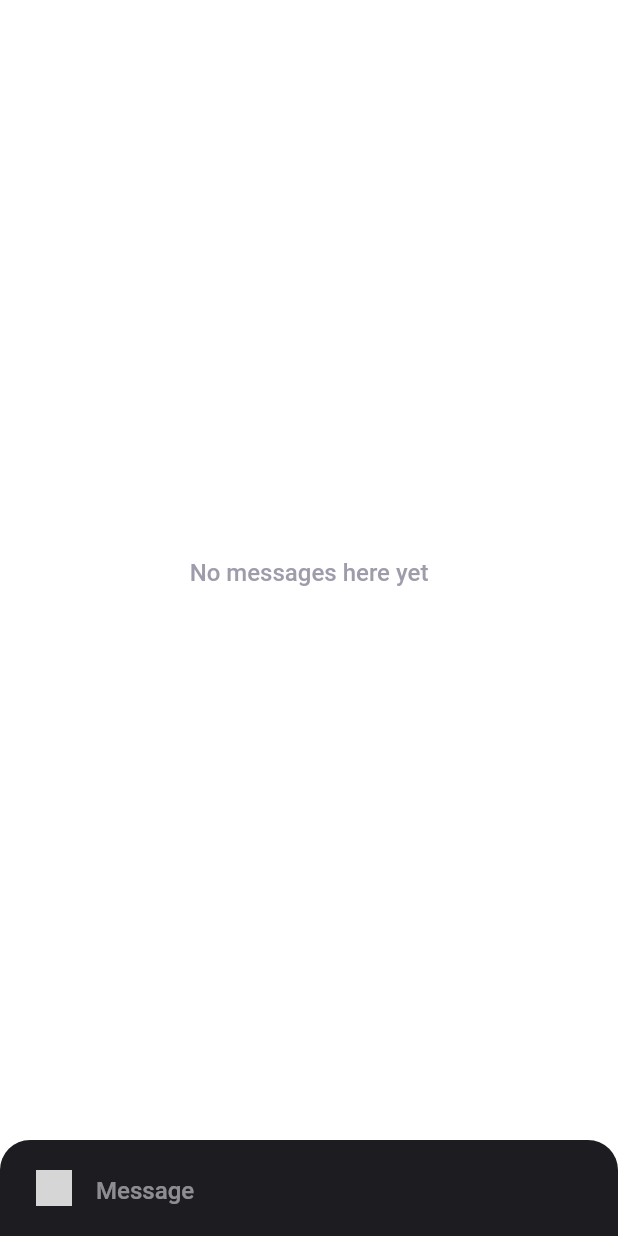
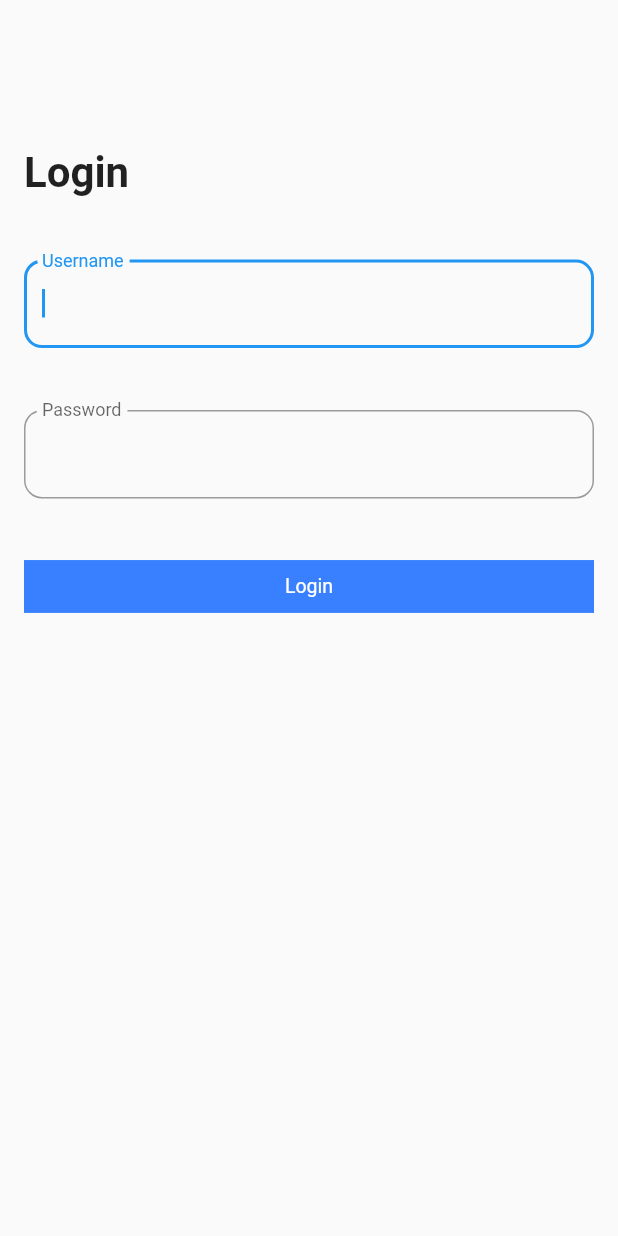
Before and after one commit to tsundata/react-native-app, a Flutter app: the screen it shows after launch, on a phone screen of 412 x 824 dp. Run offline on Flutter 3.47's test engine with Material 2 defaults, Android fonts, the phone set to English and light mode, and no system bars; drawn by our look-alikes of getwidget; our stand-ins replace file_picker, flutter_chat_types, flutter_chat_ui, image_picker, open_file; grey boxes are pictures that could not be loaded.

Commit message:
feat: login page, chat page

```diff
--- a/lib/main.dart
+++ b/lib/main.dart
@@ -1,14 +1,6 @@
-import 'dart:convert';
+import 'package:flow/screen/login.dart';
 import 'package:flutter/material.dart';
-import 'package:flutter/services.dart' show rootBundle;
-import 'package:file_picker/file_picker.dart';
-import 'package:flutter_chat_types/flutter_chat_types.dart' as types;
-import 'package:flutter_chat_ui/flutter_chat_ui.dart';
-import 'package:image_picker/image_picker.dart';
 import 'package:intl/date_symbol_data_local.dart';
-import 'package:mime/mime.dart';
-import 'package:open_file/open_file.dart';
-import 'package:uuid/uuid.dart';
 
 void main() {
   initializeDateFormatting().then((_) => runApp(const MyApp()));
@@ -20,192 +12,7 @@ class MyApp extends StatelessWidget {
   @override
   Widget build(BuildContext context) {
     return const MaterialApp(
-      home: ChatPage(),
+      home: LoginPage(),
     );
   }
 }
-
-class ChatPage extends StatefulWidget {
-  const ChatPage({Key? key}) : super(key: key);
-
-  @override
-  _ChatPageState createState() => _ChatPageState();
-}
-
-class _ChatPageState extends State<ChatPage> {
-  List<types.Message> _messages = [];
-  final _user = const types.User(id: '06c33e8b-e835-4736-80f4-63f44b66666c');
-
-  @override
-  void initState() {
-    super.initState();
-    _loadMessages();
-  }
-
-  void _addMessage(types.Message message) {
-    setState(() {
-      _messages.insert(0, message);
-    });
-  }
-
-  void _handleAtachmentPressed() {
-    showModalBottomSheet<void>(
-      context: context,
-      builder: (BuildContext context) {
-        return SafeArea(
-          child: SizedBox(
-            height: 144,
-            child: Column(
-              crossAxisAlignment: CrossAxisAlignment.stretch,
-              children: <Widget>[
-                TextButton(
-                  onPressed: () {
-                    Navigator.pop(context);
-                    _handleImageSelection();
-                  },
-                  child: const Align(
-                    alignment: Alignment.centerLeft,
-                    child: Padding(
-                      padding: EdgeInsets.all(10),
-                      child: Text('Photo'),
-                    ),
-                  ),
-                ),
-                TextButton(
-                  onPressed: () {
-                    Navigator.pop(context);
-                    _handleFileSelection();
-                  },
-                  child: const Align(
-                    alignment: Alignment.centerLeft,
-                    child: Padding(
-                      padding: EdgeInsets.all(10),
-                      child: Text('File'),
-                    ),
-                  ),
-                ),
-                TextButton(
-                  onPressed: () => Navigator.pop(context),
-                  child: const Align(
-                    alignment: Alignment.centerLeft,
-                    child: Padding(
-                      padding: EdgeInsets.all(10),
-                      child: Text('Cancel'),
-                    ),
-                  ),
-                ),
-              ],
-            ),
-          ),
-        );
-      },
-    );
-  }
-
-  void _handleFileSelection() async {
-    final result = await FilePicker.platform.pickFiles(
-      type: FileType.any,
-    );
-
-    if (result != null) {
-      final message = types.FileMessage(
-        author: _user,
-        createdAt: DateTime.now().millisecondsSinceEpoch,
-        id: const Uuid().v4(),
-        mimeType: lookupMimeType(result.files.single.path ?? ''),
-        name: result.files.single.name,
-        size: result.files.single.size,
-        uri: result.files.single.path ?? '',
-      );
-
-      _addMessage(message);
-    }
-  }
-
-  void _handleImageSelection() async {
-    final result = await ImagePicker().pickImage(
-      imageQuality: 70,
-      maxWidth: 1440,
-      source: ImageSource.gallery,
-    );
-
-    if (result != null) {
-      final bytes = await result.readAsBytes();
-      final image = await decodeImageFromList(bytes);
-
-      final message = types.ImageMessage(
-        author: _user,
-        createdAt: DateTime.now().millisecondsSinceEpoch,
-        height: image.height.toDouble(),
-        id: const Uuid().v4(),
-        name: result.name,
-        size: bytes.length,
-        uri: result.path,
-        width: image.width.toDouble(),
-      );
-
-      _addMessage(message);
-    }
-  }
-
-  void _handleMessageTap(types.Message message) async {
-    if (message is types.FileMessage) {
-      await OpenFile.open(message.uri);
-    }
-  }
-
-  void _handlePreviewDataFetched(
-    types.TextMessage message,
-    types.PreviewData previewData,
-  ) {
-    final index = _messages.indexWhere((element) => element.id == message.id);
-    final updatedMessage = _messages[index].copyWith(previewData: previewData);
-
-    WidgetsBinding.instance?.addPostFrameCallback((_) {
-      setState(() {
-        _messages[index] = updatedMessage;
-      });
-    });
-  }
-
-  void _handleSendPressed(types.PartialText message) {
-    final textMessage = types.TextMessage(
-      author: _user,
-      createdAt: DateTime.now().millisecondsSinceEpoch,
-      id: const Uuid().v4(),
-      text: message.text,
-    );
-
-    _addMessage(textMessage);
-  }
-
-  void _loadMessages() async {
-    final response = await rootBundle.loadString('assets/messages.json');
-    final messages = (jsonDecode(response) as List)
-        .map((e) => types.Message.fromJson(e as Map<String, dynamic>))
-        .toList();
-
-    setState(() {
-      _messages = messages;
-    });
-  }
-
-  @override
-  Widget build(BuildContext context) {
-    return Scaffold(
-      body: Chat(
-        showUserNames: true,
-        showUserAvatars: true,
-        theme: const DefaultChatTheme(
-          primaryColor: Colors.blueAccent,
-        ),
-        messages: _messages,
-        onAttachmentPressed: _handleAtachmentPressed,
-        onMessageTap: _handleMessageTap,
-        onPreviewDataFetched: _handlePreviewDataFetched,
-        onSendPressed: _handleSendPressed,
-        user: _user,
-      ),
-    );
-  }
-}
--- /dev/null
+++ b/lib/screen/login.dart
@@ -0,0 +1,115 @@
+import 'package:flutter/material.dart';
+import 'package:getwidget/getwidget.dart';
+
+class LoginPage extends StatefulWidget {
+  const LoginPage({Key? key}) : super(key: key);
+
+  @override
+  _LoginPageState createState() => _LoginPageState();
+}
+
+class _LoginPageState extends State<LoginPage> {
+  String? username, password;
+  String? usernameError, passwordError;
+
+  @override
+  void initState() {
+    super.initState();
+  }
+
+  @override
+  Widget build(BuildContext context) {
+    double screenHeight = MediaQuery.of(context).size.height;
+    return Scaffold(
+      body: Padding(
+        padding: const EdgeInsets.symmetric(horizontal: 16),
+        child: ListView(
+          children: [
+            SizedBox(height: screenHeight * .12),
+            Text(
+              "Login",
+              style: TextStyle(
+                fontSize: 28,
+                fontWeight: FontWeight.bold,
+              ),
+            ),
+            SizedBox(height: screenHeight * .05),
+            InputField(
+              onChanged: (value) {
+                setState(() {
+                  username = value;
+                });
+              },
+              labelText: "Username",
+              errorText: usernameError,
+              keyboardType: TextInputType.text,
+              textInputAction: TextInputAction.next,
+              autoFocus: true,
+            ),
+            SizedBox(height: screenHeight * .05),
+            InputField(
+              onChanged: (value) {
+                setState(() {
+                  password = value;
+                });
+              },
+              labelText: "Password",
+              errorText: passwordError,
+              keyboardType: TextInputType.visiblePassword,
+              textInputAction: TextInputAction.next,
+              autoFocus: true,
+            ),
+            SizedBox(height: screenHeight * .05),
+            GFButton(
+              onPressed: (){},
+              text: "Login",
+              shape: GFButtonShape.square,
+            ),
+          ],
+        ),
+      ),
+    );
+  }
+}
+
+class InputField extends StatelessWidget {
+  final String? labelText;
+  final Function(String)? onChanged;
+  final Function(String)? onSubmitted;
+  final String? errorText;
+  final TextInputType? keyboardType;
+  final TextInputAction? textInputAction;
+  final bool autoFocus;
+  final bool obscureText;
+
+  const InputField({
+    this.labelText,
+    this.onChanged,
+    this.onSubmitted,
+    this.errorText,
+    this.keyboardType,
+    this.textInputAction,
+    this.autoFocus = false,
+    this.obscureText = false,
+  });
+
+  @override
+  Widget build(BuildContext context) {
+    return TextField(
+      autofocus: autoFocus,
+      onChanged: onChanged,
+      onSubmitted: onSubmitted,
+      keyboardType: keyboardType,
+      textInputAction: textInputAction,
+      obscureText: obscureText,
+      decoration: InputDecoration(
+        labelText: labelText,
+        errorText: errorText,
+        floatingLabelBehavior: FloatingLabelBehavior.always,
+        border: OutlineInputBorder(
+          borderRadius: BorderRadius.circular(12),
+        ),
+      ),
+    );
+  }
+}
--- a/pubspec.yaml
+++ b/pubspec.yaml
@@ -63,6 +63,7 @@ dependencies:
   flutter_form_builder: ^6.0.1
   charts_flutter: ^0.11.0
   flutter_html: ^2.1.1
+  getwidget: ^2.0.3
 
 dev_dependencies:
   flutter_test:
```
Also changed, not shown: lib/screen/chat.dart (added, +195 -0 lines), pubspec.lock.
